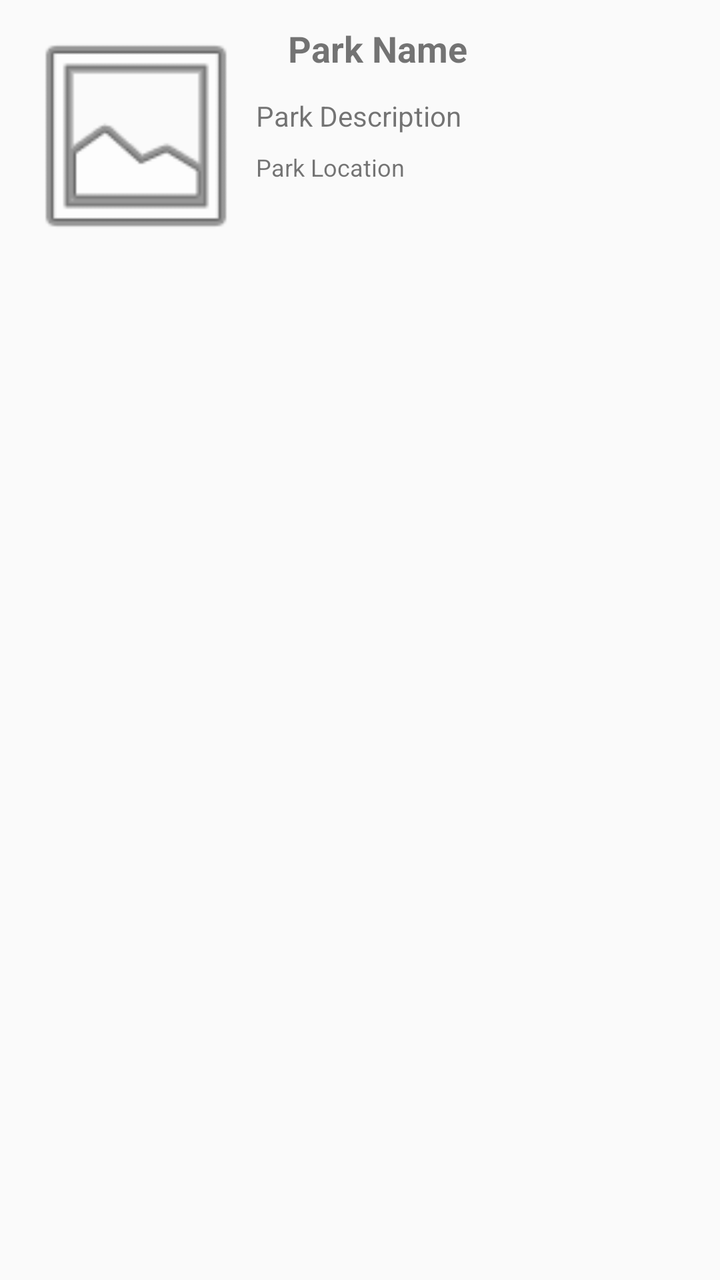
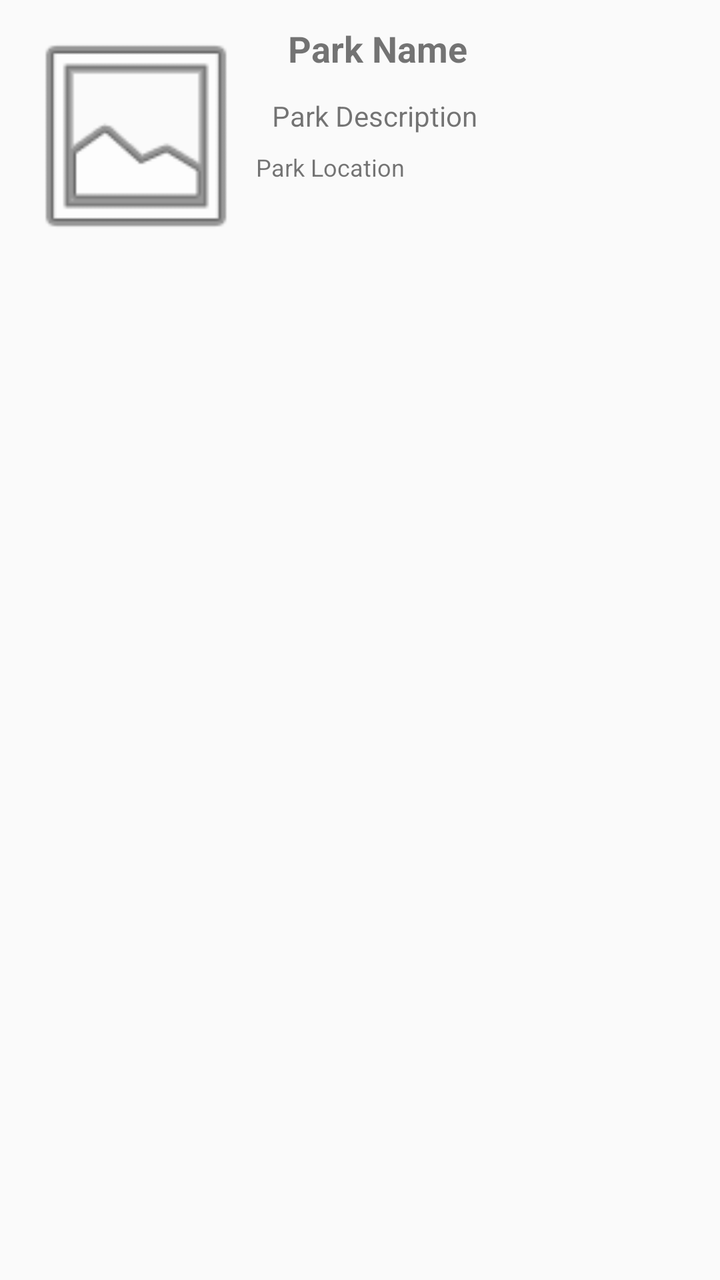

Compare the two renders of this Android layout. The source of the first and the diff that turns it into the second are given below.
<!-- AndroidManifest.xml: application theme AppTheme -->
<!-- res/layout/fragment_national_park.xml -->
<?xml version="1.0" encoding="utf-8"?>
<androidx.constraintlayout.widget.ConstraintLayout xmlns:android="http://schemas.android.com/apk/res/android"
    xmlns:app="http://schemas.android.com/apk/res-auto"
    xmlns:tools="http://schemas.android.com/tools"
    android:id="@+id/linearLayout"
    android:layout_width="match_parent"
    android:layout_height="wrap_content"
    android:padding="8dp"
    android:clipToPadding="false">

    <ImageView
        android:id="@+id/park_image"
        android:layout_width="120dp"
        android:layout_height="120dp"
        android:contentDescription="Park Image"
        android:scaleType="centerCrop"
        app:layout_constraintTop_toTopOf="parent"
        app:layout_constraintStart_toStartOf="parent"
        app:srcCompat="@android:drawable/ic_menu_gallery" />

    <TextView
        android:id="@+id/park_name"
        android:text="Park Name"
        android:textStyle="bold"
        android:textSize="18sp"
        android:layout_width="0dp"
        android:layout_height="wrap_content"
        android:layout_marginStart="16dp"
        android:layout_marginTop="4dp"
        app:layout_constraintTop_toTopOf="parent"
        app:layout_constraintStart_toEndOf="@+id/park_image"
        app:layout_constraintEnd_toEndOf="parent" />

    <TextView
        android:id="@+id/park_description"
        android:text="Park Description"
        android:textSize="14sp"
        android:layout_width="0dp"
        android:layout_height="wrap_content"
        android:layout_marginTop="12dp"
        android:maxLines="3"
        android:ellipsize="end"
        app:layout_constraintTop_toBottomOf="@+id/park_name"
        app:layout_constraintStart_toEndOf="@+id/park_image"
        app:layout_constraintEnd_toEndOf="parent"
        app:layout_constraintHorizontal_bias="0" />

    <TextView
        android:id="@+id/park_location"
        android:text="Park Location"
        android:textSize="12sp"
        android:layout_width="0dp"
        android:layout_height="wrap_content"
        android:layout_marginTop="8dp"
        app:layout_constraintTop_toBottomOf="@id/park_description"
        app:layout_constraintStart_toEndOf="@+id/park_image"
        app:layout_constraintEnd_toEndOf="parent"
        app:layout_constraintHorizontal_bias="0" />

</androidx.constraintlayout.widget.ConstraintLayout>
<!-- resources referenced by this layout -->
<resources>
  <style name="AppTheme" parent="Theme.AppCompat.Light.DarkActionBar">
          
          <item name="colorPrimary">@color/colorPrimary</item>
          <item name="colorPrimaryDark">@color/colorPrimaryDark</item>
          <item name="colorAccent">@color/colorAccent</item>
      </style>
  <color name="colorPrimary">#6200EE</color>
  <color name="colorPrimaryDark">#3700B3</color>
  <color name="colorAccent">#03DAC5</color>
</resources>

<!-- the commit's change to res/layout/fragment_national_park.xml (unified diff, before → after) -->
@@ -38,11 +38,11 @@
         android:layout_width="0dp"
         android:layout_height="wrap_content"
         android:layout_marginTop="12dp"
+        android:layout_marginStart="8dp"
         android:maxLines="3"
         android:ellipsize="end"
         app:layout_constraintTop_toBottomOf="@+id/park_name"
         app:layout_constraintStart_toEndOf="@+id/park_image"
-        app:layout_constraintEnd_toEndOf="parent"
         app:layout_constraintHorizontal_bias="0" />
 
     <TextView
